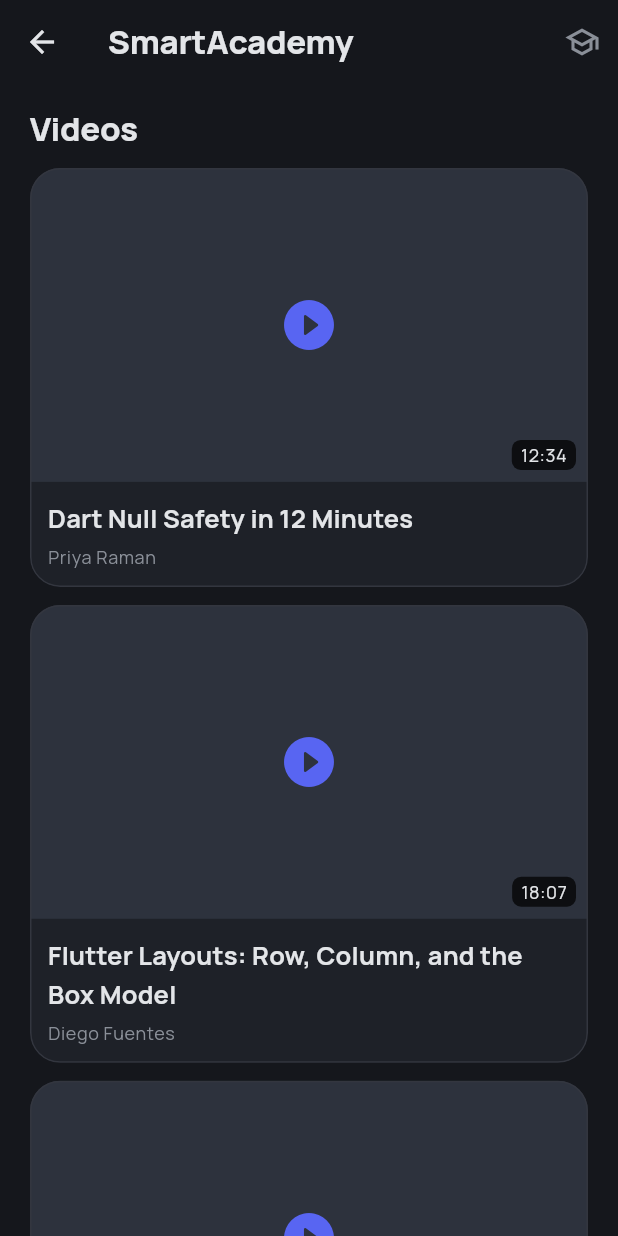
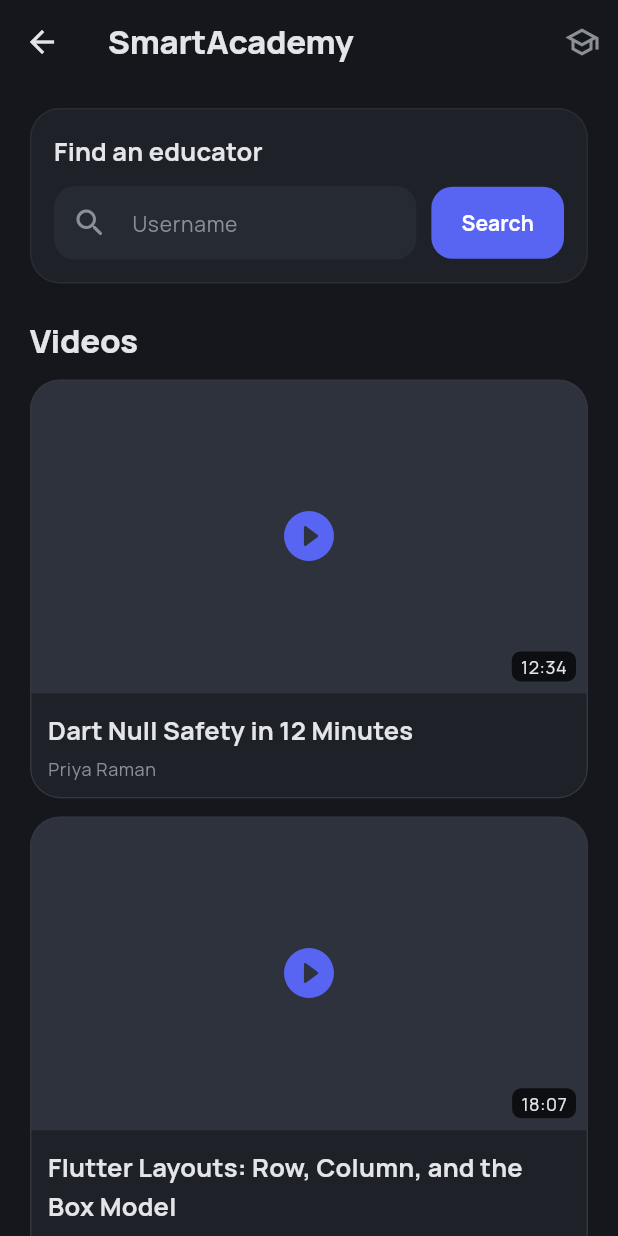
Before and after one commit to Suoip/learning_flutter, a Flutter app: the SmartAcademyPage screen opened directly, on a phone screen of 412 x 824 dp. Run offline on Flutter 3.47's test engine with Material 3 defaults, Android fonts, the phone set to English and light mode, and no system bars; our stand-ins replace flutter_spinkit, google_fonts, image_picker, supabase_flutter; accounts and stored records are empty; network calls fail; statements that could not run were skipped.

Commit message:
Add public educator profile/channel pages to SmartAcademy (#24)
Educator content had no public-facing view at all: educator_videos and
educator_forum_posts RLS only let the owning educator read their own
rows. Adds backend/sql/009_educator_public_read.sql (public SELECT
policies + defensive GRANTs for anon/authenticated, since this
project's Supabase defaults don't auto-expose new tables), a new
EducatorChannelPage showing any educator's username/avatar/videos/
forum posts read-only, and two entry points: a "Find an educator"
username search on the public hub (works fully signed-out) and a
"View public profile" link on the educator's own dashboard.

Co-authored-by: Claude Sonnet 5 <noreply@anthropic.com>

```diff
--- /dev/null
+++ b/lib/pages/smart_academy/educator_search_bar.dart
@@ -0,0 +1,128 @@
+import 'package:flutter/material.dart';
+
+import '../../resources_and_services/educator_logic.dart';
+import 'educator_channel_page.dart';
+
+/// A "Find an educator" username lookup on the public hub. Works for a
+/// fully signed-out visitor - the underlying `findEducatorByUsername` call
+/// only needs public read access (see backend/sql/009_educator_public_read.sql),
+/// not a session.
+class EducatorSearchBar extends StatefulWidget {
+  const EducatorSearchBar({super.key});
+
+  @override
+  State<EducatorSearchBar> createState() => _EducatorSearchBarState();
+}
+
+class _EducatorSearchBarState extends State<EducatorSearchBar> {
+  final EducatorLogic _logic = EducatorLogic();
+  final _controller = TextEditingController();
+
+  bool _searching = false;
+  String? _error;
+
+  @override
+  void dispose() {
+    _controller.dispose();
+    super.dispose();
+  }
+
+  Future<void> _search() async {
+    final username = _controller.text.trim();
+    if (username.isEmpty || _searching) return;
+
+    setState(() {
+      _searching = true;
+      _error = null;
+    });
+
+    try {
+      final profile = await _logic.findEducatorByUsername(username);
+      if (!mounted) return;
+      setState(() {
+        _searching = false;
+      });
+
+      if (profile == null) {
+        setState(() {
+          _error = 'No educator found with that username.';
+        });
+        return;
+      }
+
+      Navigator.of(context).push(
+        MaterialPageRoute(
+          builder: (_) => EducatorChannelPage(educatorId: profile.id),
+        ),
+      );
+    } catch (error) {
+      if (!mounted) return;
+      setState(() {
+        _searching = false;
+        _error = EducatorLogic.userMessageForError(
+          error,
+          fallback: 'Could not search right now.',
+        );
+      });
+    }
+  }
+
+  @override
+  Widget build(BuildContext context) {
+    final cs = Theme.of(context).colorScheme;
+
+    return Card(
+      elevation: 0,
+      shape: RoundedRectangleBorder(
+        borderRadius: BorderRadius.circular(20),
+        side: BorderSide(color: cs.outlineVariant.withValues(alpha: 0.5)),
+      ),
+      child: Padding(
+        padding: const EdgeInsets.all(16),
+        child: Column(
+          crossAxisAlignment: CrossAxisAlignment.start,
+          children: [
+            Text(
+              'Find an educator',
+              style: Theme.of(context).textTheme.titleMedium,
+            ),
+            const SizedBox(height: 10),
+            Row(
+              children: [
+                Expanded(
+                  child: TextField(
+                    controller: _controller,
+                    textInputAction: TextInputAction.search,
+                    onSubmitted: (_) => _search(),
+                    decoration: InputDecoration(
+                      hintText: 'Username',
+                      prefixIcon: const Icon(Icons.search_rounded),
+                      border: OutlineInputBorder(
+                        borderRadius: BorderRadius.circular(14),
+                      ),
+                    ),
+                  ),
+                ),
+                const SizedBox(width: 10),
+                FilledButton(
+                  onPressed: _searching ? null : _search,
+                  child: _searching
+                      ? const SizedBox(
+                          width: 16,
+                          height: 16,
+                          child: CircularProgressIndicator(strokeWidth: 2),
+                        )
+                      : const Text('Search'),
+                ),
+              ],
+            ),
+            if (_error != null) ...[
+              const SizedBox(height: 8),
+              Text(_error!, style: TextStyle(color: cs.error)),
+            ],
+          ],
+        ),
+      ),
+    );
+  }
+}
--- a/lib/pages/smart_academy/smart_academy_page.dart
+++ b/lib/pages/smart_academy/smart_academy_page.dart
@@ -2,6 +2,7 @@ import 'package:flutter/material.dart';
 
 import '../../resources_and_services/educator_logic.dart';
 import 'educator_dashboard_page.dart';
+import 'educator_search_bar.dart';
 import 'smart_academy_activation_required_page.dart';
 import 'smart_academy_auth_page.dart';
 import 'smart_academy_detail_page.dart';
@@ -133,6 +134,8 @@ class _SmartAcademyPageState extends State<SmartAcademyPage> {
         child: Column(
           crossAxisAlignment: CrossAxisAlignment.start,
           children: [
+            const EducatorSearchBar(),
+            const SizedBox(height: 24),
             Text('Videos', style: theme.textTheme.titleLarge),
             const SizedBox(height: 12),
             LayoutBuilder(
--- a/lib/resources_and_services/educator_profile_data_source.dart
+++ b/lib/resources_and_services/educator_profile_data_source.dart
@@ -18,6 +18,8 @@ abstract class EducatorProfileDataSource {
   User? get currentUser;
 
   Future<Map<String, dynamic>?> selectEducatorById(String id);
+
+  Future<Map<String, dynamic>?> selectEducatorByUsername(String username);
 
   Future<void> insertEducator(Map<String, dynamic> values);
 
@@ -52,6 +54,15 @@ class SupabaseEducatorProfileDataSource implements EducatorProfileDataSource {
   @override
   Future<Map<String, dynamic>?> selectEducatorById(String id) {
     return _client.from(_table).select(_columns).eq('id', id).maybeSingle();
+  }
+
+  @override
+  Future<Map<String, dynamic>?> selectEducatorByUsername(String username) {
+    return _client
+        .from(_table)
+        .select(_columns)
+        .eq('username', username)
+        .maybeSingle();
   }
 
   @override
```
Also changed, not shown: lib/pages/smart_academy/educator_channel_page.dart (added, +398 -0 lines), lib/pages/smart_academy/educator_dashboard_page.dart (+14 -0 lines), lib/resources_and_services/educator_logic.dart (+53 -0 lines), 5 other files.
